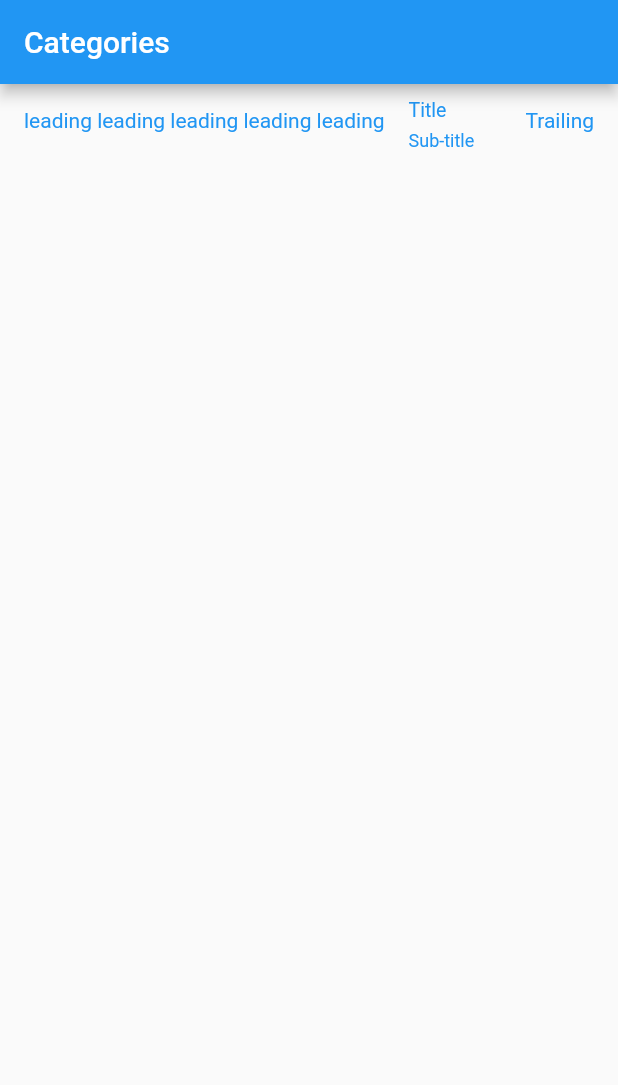
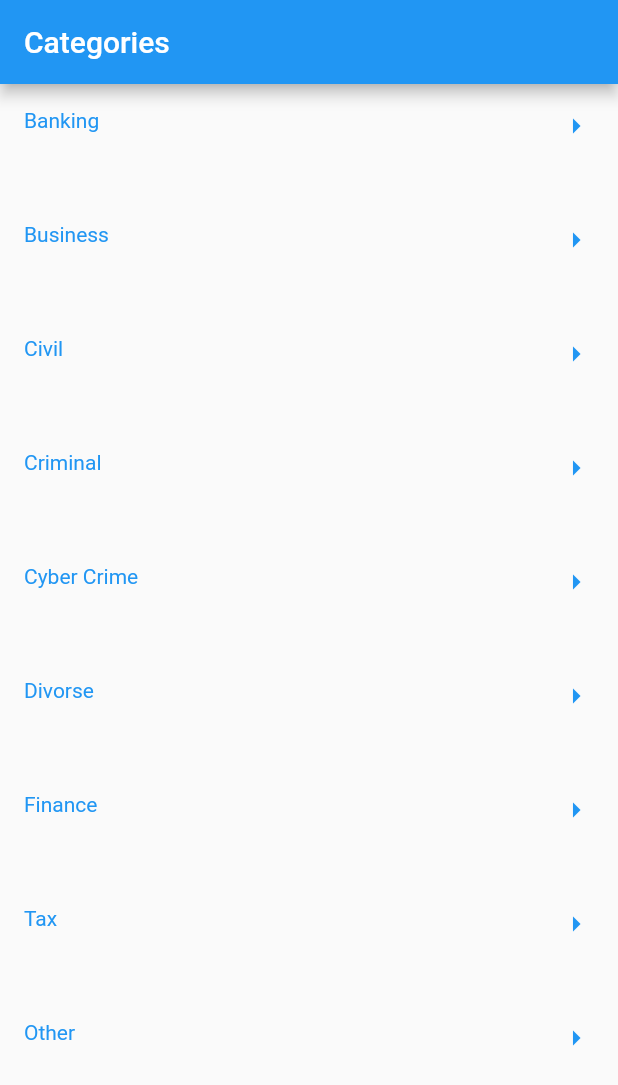
Before and after one commit to javedmemon1950/Legal-Consultancy, a Flutter app: the screen it shows after launch, on a phone screen of 412 x 824 dp. Shown: the top 1085 px of the screen. Run offline on Flutter 3.47's test engine with Material 2 defaults, Android fonts, the phone set to English and light mode, and no system bars.

Commit message:
changes in category page

```diff
--- a/legal_consutancy/lib/main_screen.dart
+++ b/legal_consutancy/lib/main_screen.dart
@@ -11,12 +11,9 @@ class _MainScreenOfAppState extends State<MainScreenOfApp> {
   Widget build(BuildContext context) {
 
     Widget catagoriesListItem(String str){
-      return
-      ListTile(
-        title: Text('Title'),
-        subtitle: Text('Sub-title'),
-        leading: Text('leading leading leading leading leading'),
-        trailing: Text('Trailing'),
+      return ListTile(
+        leading: Text(str),
+        trailing: Icon(Icons.arrow_right),
         dense: true,
         enabled: true,
         selected: true,
@@ -28,7 +25,19 @@ class _MainScreenOfAppState extends State<MainScreenOfApp> {
     return Container(
       child: Scaffold(
         appBar: AppBar(title: Text('Categories'),),
-        body: catagoriesListItem('sd'),
+        body: Column(
+          children: <Widget>[
+            catagoriesListItem('Banking'),
+            catagoriesListItem('Business'),
+            catagoriesListItem('Civil'),
+            catagoriesListItem('Criminal'),
+            catagoriesListItem('Cyber Crime'),
+            catagoriesListItem('Divorse'),
+            catagoriesListItem('Finance'),
+            catagoriesListItem('Tax'),
+            catagoriesListItem('Other')
+          ],
+        ),
       )
     );
   }
```
